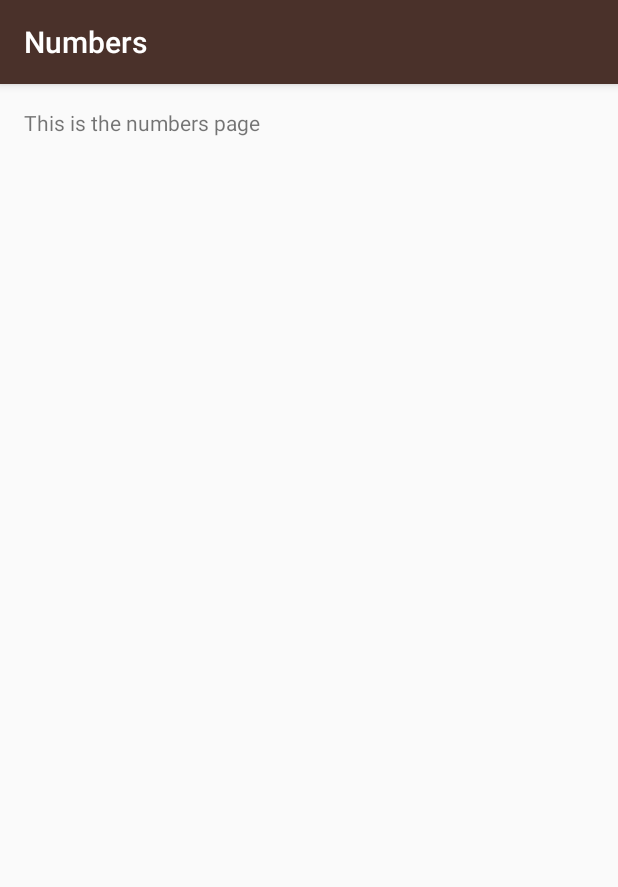
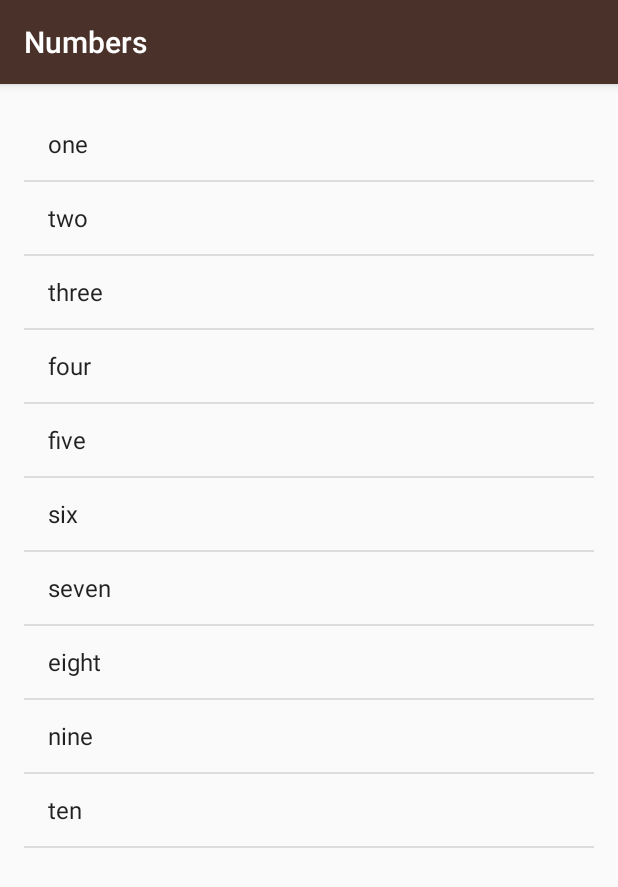
Before and after one commit to ZarifAhsan/MiwokApp, an Android app: the NumbersActivity screen opened directly, with no data from a screen before it, on a phone screen of 412 x 824 dp. Shown: the top 887 px of the screen. Run offline under Robolectric (Android 15) with nearby library versions, the phone set to English and light mode, and no system bars.

Commit message:
NumberActivity updated

```diff
--- a/app/src/main/java/com/example/miwok/MainActivity.java
+++ b/app/src/main/java/com/example/miwok/MainActivity.java
@@ -6,8 +6,6 @@ import android.content.Intent;
 import android.os.Bundle;
 import android.view.View;
 import android.widget.TextView;
-
-import org.w3c.dom.Text;
 
 public class MainActivity extends AppCompatActivity {
 
@@ -61,5 +59,6 @@ public class MainActivity extends AppCompatActivity {
                 startActivity(phrasesIntent);
             }
         });
+
     }
 }
--- a/app/src/main/java/com/example/miwok/NumbersActivity.java
+++ b/app/src/main/java/com/example/miwok/NumbersActivity.java
@@ -3,6 +3,13 @@ package com.example.miwok;
 import androidx.appcompat.app.AppCompatActivity;
 
 import android.os.Bundle;
+import android.widget.ArrayAdapter;
+import android.widget.LinearLayout;
+import android.widget.ListView;
+import android.widget.TextView;
+
+import java.util.ArrayList;
+import java.util.List;
 
 public class NumbersActivity extends AppCompatActivity {
 
@@ -10,5 +17,32 @@ public class NumbersActivity extends AppCompatActivity {
     protected void onCreate(Bundle savedInstanceState) {
         super.onCreate(savedInstanceState);
         setContentView(R.layout.activity_numbers);
+
+
+        ArrayList<String> numberWords = new ArrayList<String>();
+
+        createNumberList(numberWords);
+        createListView(numberWords);
     }
+
+    private void createNumberList(ArrayList<String> arrayList) {
+        arrayList.add("one");
+        arrayList.add("two");
+        arrayList.add("three");
+        arrayList.add("four");
+        arrayList.add("five");
+        arrayList.add("six");
+        arrayList.add("seven");
+        arrayList.add("eight");
+        arrayList.add("nine");
+        arrayList.add("ten");
+    }
+
+    private void createListView(ArrayList<String> arrayList) {
+        ArrayAdapter<String> itemsAdapter = new ArrayAdapter<String >(this, android.R.layout.simple_list_item_1, arrayList);
+
+        ListView listView = findViewById(R.id.list);
+        listView.setAdapter(itemsAdapter);
+    }
+
 }
--- a/app/src/main/res/layout/activity_numbers.xml
+++ b/app/src/main/res/layout/activity_numbers.xml
@@ -1,18 +1,15 @@
 <?xml version="1.0" encoding="utf-8"?>
-<RelativeLayout
+<ListView
     xmlns:android="http://schemas.android.com/apk/res/android"
     xmlns:tools="http://schemas.android.com/tools"
+    android:id="@+id/list"
+    android:orientation="vertical"
     android:layout_width="match_parent"
     android:layout_height="match_parent"
     android:paddingBottom="@dimen/activity_vertical_margin"
     android:paddingLeft="@dimen/activity_horizontal_margin"
     android:paddingRight="@dimen/activity_horizontal_margin"
-    android:paddingTop="@dimen/activity_vertical_margin"
-    tools:context=".NumbersActivity">
+    android:paddingTop="@dimen/activity_vertical_margin">
 
-    <TextView
-        android:layout_width="wrap_content"
-        android:layout_height="wrap_content"
-        android:text="This is the numbers page"/>
 
-</RelativeLayout>
+</ListView>
```
